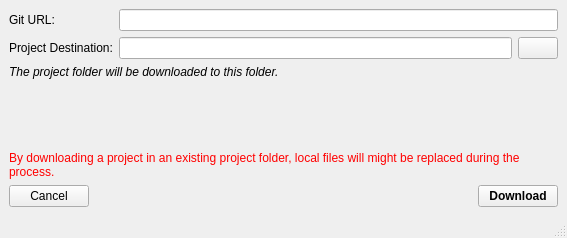
Before: the Qt Designer form OTModules/wProjectManagement/remote/wdownloadproject.ui in pietr26/OMSI-Tools, drawn with Qt 5.
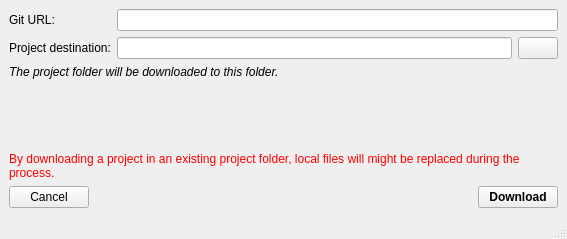
After: the same form once the commit is applied. Icons and pictures are not drawn.

What changed in the file:
```diff
--- a/OTModules/wProjectManagement/remote/wdownloadproject.ui
+++ b/OTModules/wProjectManagement/remote/wdownloadproject.ui
@@ -7,7 +7,7 @@
     <x>0</x>
     <y>0</y>
     <width>567</width>
-    <height>238</height>
+    <height>239</height>
    </rect>
   </property>
   <property name="windowTitle">
@@ -30,7 +30,7 @@
       <item row="1" column="0">
        <widget class="QLabel" name="lblProjectPath">
         <property name="text">
-         <string>Project Destination:</string>
+         <string>Project destination:</string>
         </property>
        </widget>
       </item>
```
Left out of the diff: 8 changed lines with no effect on the pictures.
